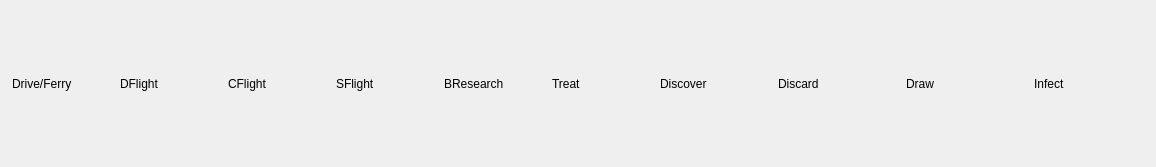
First picture: the form in comp345-gui/ActionSelectView.ui, repository hrachyahakobyan/Pandemic, before the edit.
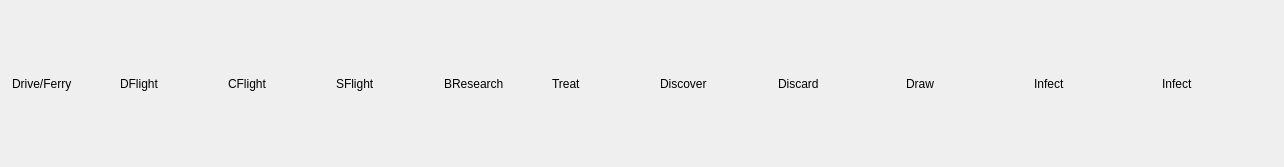
Second picture: the form after the edit.

Commit message: Bug fixes. Added card details view

Patch:
```diff
--- a/comp345-gui/ActionSelectView.ui
+++ b/comp345-gui/ActionSelectView.ui
@@ -6,7 +6,7 @@
    <rect>
     <x>0</x>
     <y>0</y>
-    <width>1140</width>
+    <width>1264</width>
     <height>167</height>
    </rect>
   </property>
@@ -327,6 +327,31 @@
      </layout>
     </widget>
    </item>
+   <item>
+    <widget class="QWidget" name="shareWidget" native="true">
+     <layout class="QGridLayout" name="gridLayout_11">
+      <item row="0" column="0">
+       <widget class="QLabel" name="shareLabel">
+        <property name="minimumSize">
+         <size>
+          <width>100</width>
+          <height>100</height>
+         </size>
+        </property>
+        <property name="maximumSize">
+         <size>
+          <width>200</width>
+          <height>200</height>
+         </size>
+        </property>
+        <property name="text">
+         <string>Infect</string>
+        </property>
+       </widget>
+      </item>
+     </layout>
+    </widget>
+   </item>
   </layout>
  </widget>
  <layoutdefault spacing="6" margin="11"/>
```
The commit also changes 33 other files.
